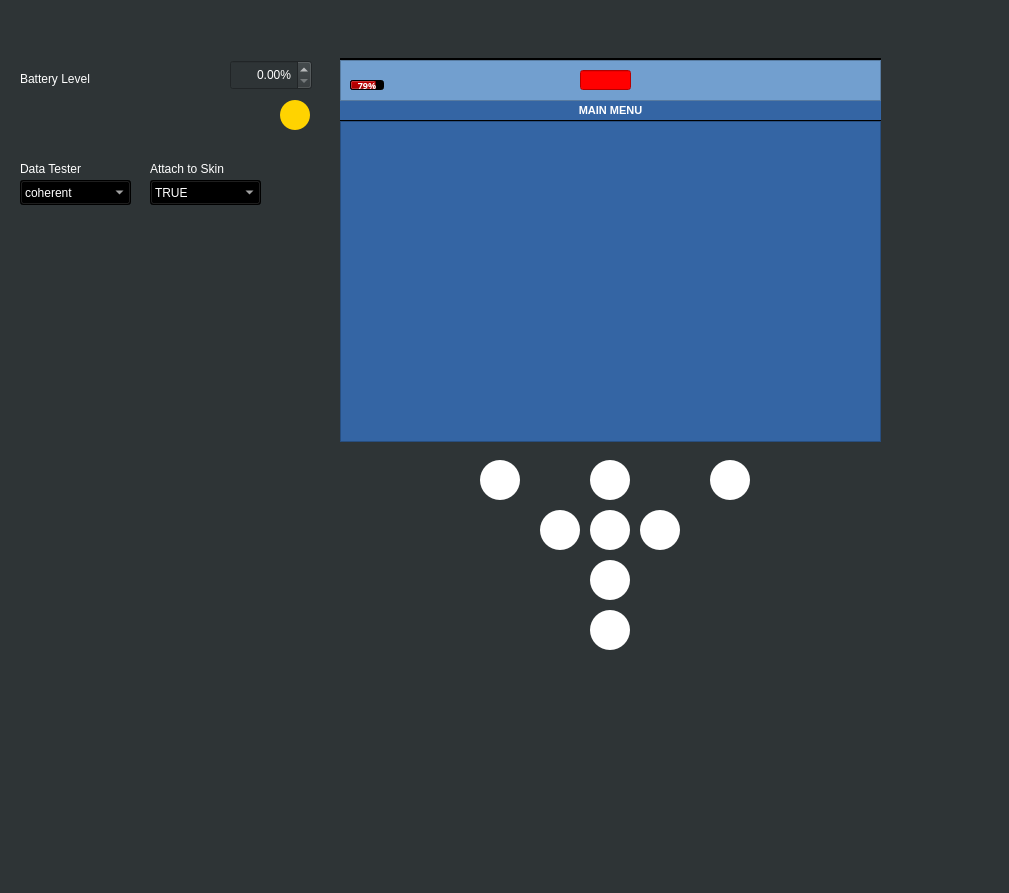
Old version of the form HRV/mainwindow.ui in the repository NirmithDAlmeida/HRV3004Team6.
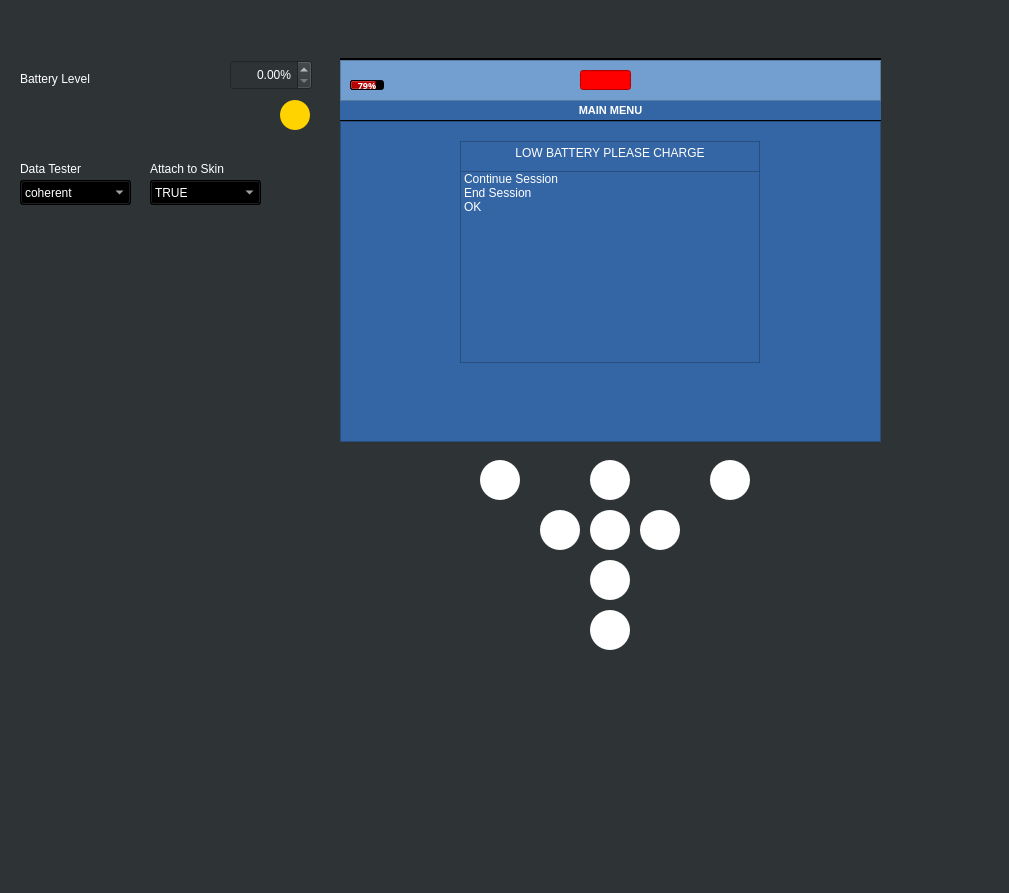
New version of the form. Icons and pictures are not drawn. Custom widgets are drawn as their Qt base class.

What changed in the file:
```diff
--- a/HRV/mainwindow.ui
+++ b/HRV/mainwindow.ui
@@ -637,6 +637,60 @@
       </rect>
      </property>
     </widget>
+    <widget class="QListWidget" name="lowBatWarningList">
+     <property name="geometry">
+      <rect>
+       <x>120</x>
+       <y>50</y>
+       <width>300</width>
+       <height>192</height>
+      </rect>
+     </property>
+     <property name="maximumSize">
+      <size>
+       <width>300</width>
+       <height>16777215</height>
+      </size>
+     </property>
+     <item>
+      <property name="text">
+       <string>Continue Session</string>
+      </property>
+     </item>
+     <item>
+      <property name="text">
+       <string>End Session</string>
+      </property>
+     </item>
+     <item>
+      <property name="text">
+       <string>OK</string>
+      </property>
+     </item>
+    </widget>
+    <widget class="QTextEdit" name="lowBatWarningTitle">
+     <property name="geometry">
+      <rect>
+       <x>120</x>
+       <y>20</y>
+       <width>300</width>
+       <height>31</height>
+      </rect>
+     </property>
+     <property name="maximumSize">
+      <size>
+       <width>300</width>
+       <height>16777215</height>
+      </size>
+     </property>
+     <property name="html">
+      <string>&lt;!DOCTYPE HTML PUBLIC &quot;-//W3C//DTD HTML 4.0//EN&quot; &quot;http://www.w3.org/TR/REC-html40/strict.dtd&quot;&gt;
+&lt;html&gt;&lt;head&gt;&lt;meta name=&quot;qrichtext&quot; content=&quot;1&quot; /&gt;&lt;style type=&quot;text/css&quot;&gt;
+p, li { white-space: pre-wrap; }
+&lt;/style&gt;&lt;/head&gt;&lt;body style=&quot; font-family:'Noto Sans'; font-size:9pt; font-weight:400; font-style:normal;&quot;&gt;
+&lt;p align=&quot;center&quot; style=&quot; margin-top:0px; margin-bottom:0px; margin-left:0px; margin-right:0px; -qt-block-indent:0; text-indent:0px;&quot;&gt;LOW BATTERY PLEASE CHARGE&lt;/p&gt;&lt;/body&gt;&lt;/html&gt;</string>
+     </property>
+    </widget>
     <zorder>SessionView</zorder>
     <zorder>challengeLabel</zorder>
     <zorder>breathintLabel</zorder>
@@ -650,6 +704,8 @@
     <zorder>customPlot</zorder>
     <zorder>mainMenuListView</zorder>
     <zorder>historyView</zorder>
+    <zorder>lowBatWarningTitle</zorder>
+    <zorder>lowBatWarningList</zorder>
    </widget>
    <widget class="QLabel" name="menuLabel">
     <property name="geometry">
```
